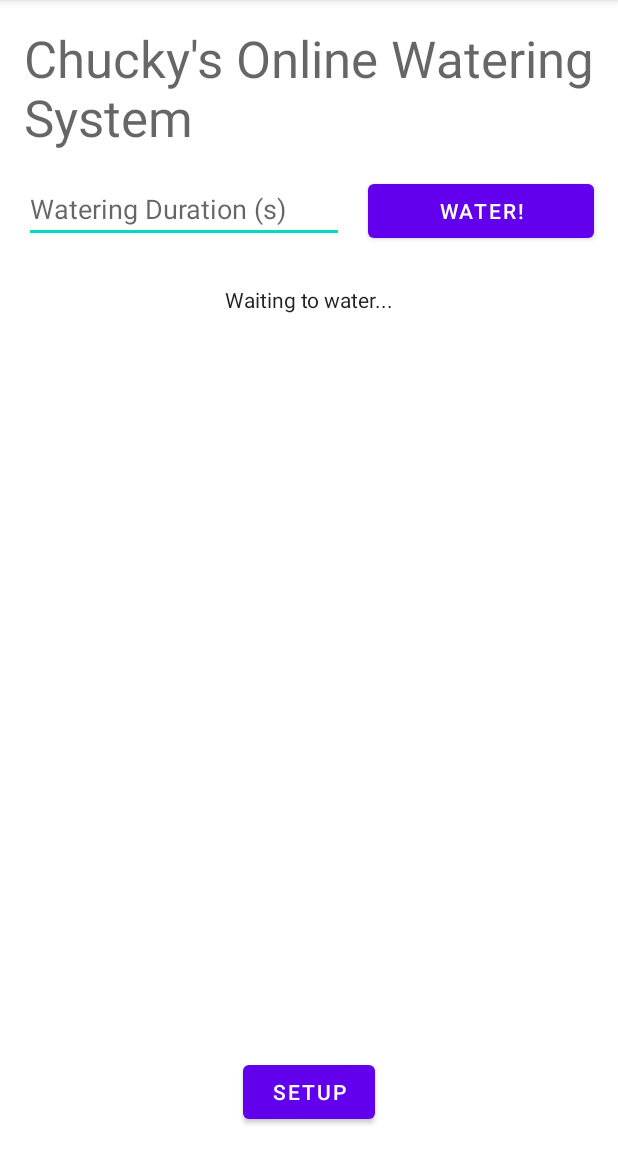
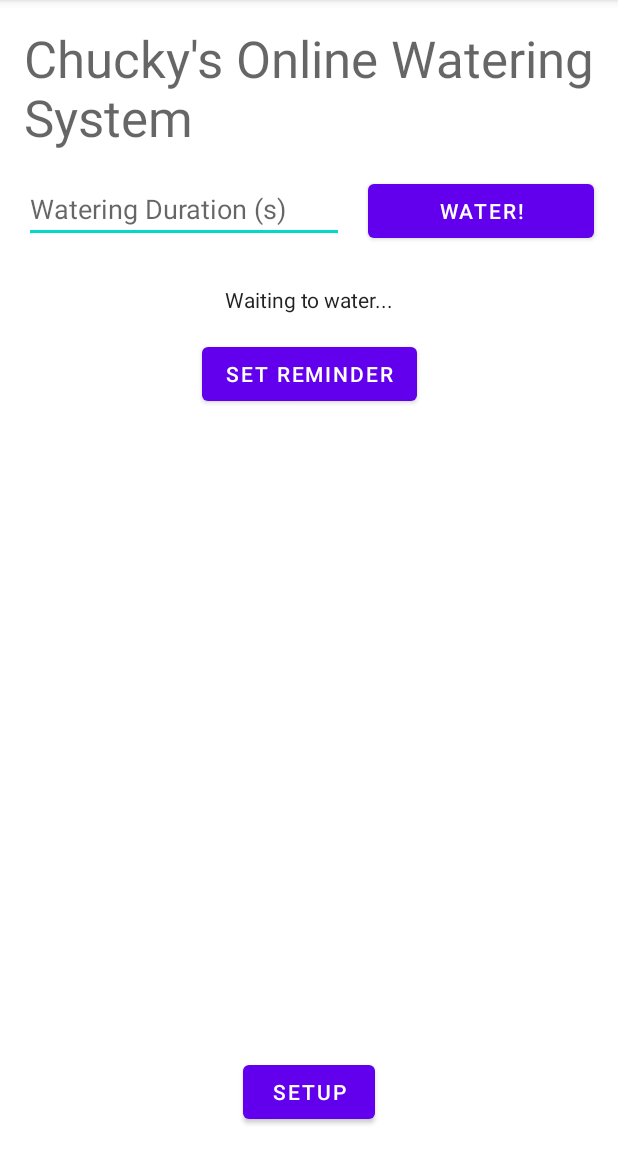
Before and after one commit to benjamin-schultz/COWS, an Android app: the screen it shows after launch (MainActivity), on a phone screen of 412 x 824 dp, the part 84-1236 px from its top. Run offline under Robolectric (Android 15) with nearby library versions, the phone set to English and light mode, and no system bars; our stand-ins replace Volley.

Commit message:
Reminders and Notifications

```diff
--- a/APP/app/src/main/AndroidManifest.xml
+++ b/APP/app/src/main/AndroidManifest.xml
@@ -26,6 +26,9 @@
                 <category android:name="android.intent.category.LAUNCHER" />
             </intent-filter>
         </activity>
+
+        <receiver android:name=".ReminderReceiver"
+            android:enabled="true" />
     </application>
 
 </manifest>
--- a/APP/app/src/main/java/com/example/cows/MainActivity.java
+++ b/APP/app/src/main/java/com/example/cows/MainActivity.java
@@ -1,10 +1,19 @@
 package com.example.cows;
 
 import androidx.appcompat.app.AppCompatActivity;
+import androidx.core.app.NotificationCompat;
+import androidx.core.app.NotificationManagerCompat;
 
+import android.app.AlarmManager;
+import android.app.Notification;
+import android.app.NotificationChannel;
+import android.app.NotificationManager;
+import android.app.PendingIntent;
+import android.content.BroadcastReceiver;
 import android.content.Context;
 import android.content.Intent;
 import android.content.SharedPreferences;
+import android.os.Build;
 import android.os.Bundle;
 import android.text.Editable;
 import android.view.View;
@@ -18,12 +27,15 @@ import com.android.volley.VolleyError;
 import com.android.volley.toolbox.StringRequest;
 import com.android.volley.toolbox.Volley;
 
+import java.util.Calendar;
+
 public class MainActivity extends AppCompatActivity {
 
     @Override
     protected void onCreate(Bundle savedInstanceState) {
         super.onCreate(savedInstanceState);
         setContentView(R.layout.activity_main);
+        createNotificationChannel();
     }
 
     public void sendWater(View view) {
@@ -57,6 +69,47 @@ public class MainActivity extends AppCompatActivity {
         }
     }
 
+    public void setReminder(View view) {
+        Intent intent = new Intent(this, MainActivity.class);
+        intent.setFlags(Intent.FLAG_ACTIVITY_NEW_TASK | Intent.FLAG_ACTIVITY_CLEAR_TASK);
+        PendingIntent pendingIntent = PendingIntent.getActivity(this, 0, intent, 0);
+
+        NotificationCompat.Builder builder = new NotificationCompat.Builder(this, "TEST")
+                .setSmallIcon(R.drawable.notification_icon)
+                .setContentTitle("textTitle")
+                .setContentText("textContent")
+                .setPriority(NotificationCompat.PRIORITY_DEFAULT)
+                .setContentIntent(pendingIntent)
+                .setAutoCancel(true);
+
+        NotificationManagerCompat notificationManager = NotificationManagerCompat.from(this);
+
+        notificationManager.notify(0, builder.build());
+    }
+
+    public void setAlarm(View view) {
+        Calendar cur = Calendar.getInstance();
+        cur.add(Calendar.SECOND, 10);
+
+        Intent myIntent = new Intent(this, ReminderReceiver.class);
+        int ALARM1_ID = 10000;
+        PendingIntent pendingIntent = PendingIntent.getBroadcast(this, ALARM1_ID, myIntent, PendingIntent.FLAG_UPDATE_CURRENT);
+        AlarmManager alarmManager = (AlarmManager) getSystemService(this.ALARM_SERVICE);
+        alarmManager.setRepeating(AlarmManager.RTC_WAKEUP, cur.getTimeInMillis(), AlarmManager.INTERVAL_DAY, pendingIntent);
+    }
+
+    private void createNotificationChannel() {
+        if (Build.VERSION.SDK_INT >= Build.VERSION_CODES.O) {
+            CharSequence name = "R.string.channel_name";
+            String description = "R.string.channel_description";
+            int importance = NotificationManager.IMPORTANCE_DEFAULT;
+            NotificationChannel channel = new NotificationChannel("TEST", name, importance);
+            channel.setDescription(description);
+            NotificationManager notificationManager = getSystemService(NotificationManager.class);
+            notificationManager.createNotificationChannel(channel);
+        }
+    }
+
     public void startSetup(View view) {
         Intent intent = new Intent(this, SetupActivity.class);
         startActivity(intent);
--- /dev/null
+++ b/APP/app/src/main/res/drawable-anydpi-v24/notification_icon.xml
@@ -0,0 +1,15 @@
+<vector xmlns:android="http://schemas.android.com/apk/res/android"
+    android:width="24dp"
+    android:height="24dp"
+    android:viewportWidth="24"
+    android:viewportHeight="24"
+    android:tint="#FFFFFF">
+  <group android:scaleX="0.92"
+      android:scaleY="0.92"
+      android:translateX="0.96"
+      android:translateY="0.96">
+    <path
+        android:fillColor="@android:color/white"
+        android:pathData="M13.127,14.56l1.43,-1.43 6.44,6.443L19.57,21zM17.42,8.83l2.86,-2.86c-3.95,-3.95 -10.35,-3.96 -14.3,-0.02 3.93,-1.3 8.31,-0.25 11.44,2.88zM5.95,5.98c-3.94,3.95 -3.93,10.35 0.02,14.3l2.86,-2.86C5.7,14.29 4.65,9.91 5.95,5.98zM5.97,5.96l-0.01,0.01c-0.38,3.01 1.17,6.88 4.3,10.02l5.73,-5.73c-3.13,-3.13 -7.01,-4.68 -10.02,-4.3z"/>
+  </group>
+</vector>
--- a/APP/app/src/main/res/layout/activity_main.xml
+++ b/APP/app/src/main/res/layout/activity_main.xml
@@ -76,4 +76,15 @@
         app:layout_constraintBottom_toBottomOf="parent"
         app:layout_constraintEnd_toEndOf="parent"
         app:layout_constraintStart_toStartOf="parent" />
+
+    <Button
+        android:id="@+id/button3"
+        android:layout_width="wrap_content"
+        android:layout_height="wrap_content"
+        android:layout_marginTop="16dp"
+        android:onClick="setAlarm"
+        android:text="@string/reminder_button"
+        app:layout_constraintEnd_toEndOf="parent"
+        app:layout_constraintStart_toStartOf="parent"
+        app:layout_constraintTop_toBottomOf="@+id/wateringStateText" />
 </androidx.constraintlayout.widget.ConstraintLayout>
--- a/APP/app/src/main/res/values/strings.xml
+++ b/APP/app/src/main/res/values/strings.xml
@@ -19,4 +19,5 @@
     <string name="ip_address">0.0.0.0</string>
     <string name="gateway_address">0.0.0.0</string>
     <string name="pref_file">preferences</string>
+    <string name="reminder_button">Set Reminder</string>
 </resources>
```
Also changed, not shown: APP/app/src/main/java/com/example/cows/ReminderReceiver.java (added, +29 -0 lines), APP/app/src/main/java/com/example/cows/WakeUpReminderReceiver.java (added, +13 -0 lines), APP/app/src/main/res/drawable-hdpi/notification_icon.png (added), APP/app/src/main/res/drawable-mdpi/notification_icon.png (added), APP/app/src/main/res/drawable-xhdpi/notification_icon.png (added), APP/app/src/main/res/drawable-xxhdpi/notification_icon.png (added).
